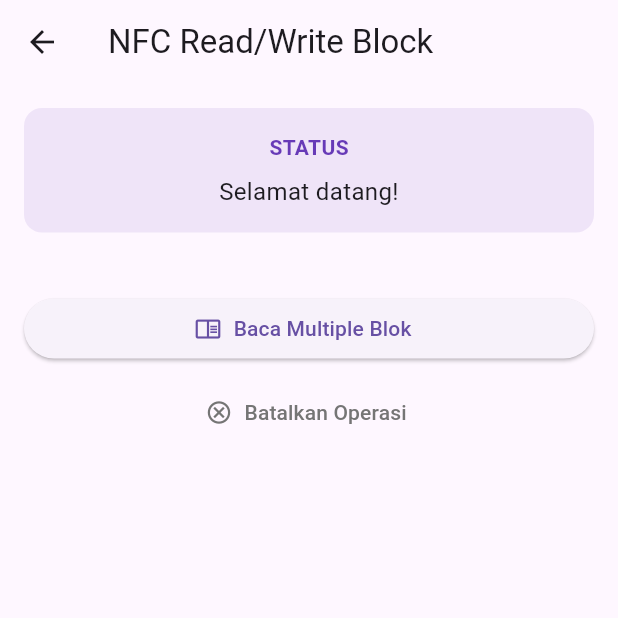
After one commit to firman-ali/nfc_module, a Flutter app: the screen it shows after launch, after a tap on "NFC Multiple Read Data Page", on a phone screen of 412 x 824 dp, the top half of it. The commit adds this screen. Run offline on Flutter 3.47's test engine with Material 3 defaults, Android fonts, the phone set to English and light mode, and no system bars; our stand-ins replace plugin_platform_interface.

Commit message:
feat: add example for read multiple sector and block data

```diff
--- a/example/lib/nfc_home.dart
+++ b/example/lib/nfc_home.dart
@@ -2,6 +2,7 @@ import 'package:flutter/material.dart';
 import 'package:flutter/services.dart';
 import 'package:nfc_module/nfc_module.dart';
 
+import 'nfc_read_multiple_data_screen.dart';
 import 'nfc_read_write_screen.dart';
 import 'nfc_reset_screen.dart';
 
@@ -74,6 +75,19 @@ class _NfcHomeState extends State<NfcHome> {
             },
             child: Text("NFC Reset Page"),
           ),
+          SizedBox(height: 16.0),
+
+          ElevatedButton(
+            onPressed: () {
+              Navigator.push(
+                context,
+                MaterialPageRoute(
+                  builder: (context) => const NfcReadMultipleDataScreen(),
+                ),
+              );
+            },
+            child: Text("NFC Multiple Read Data Page"),
+          ),
         ],
       ),
     );
--- /dev/null
+++ b/example/lib/nfc_read_multiple_data_screen.dart
@@ -0,0 +1,204 @@
+import 'dart:async';
+
+import 'package:flutter/material.dart';
+import 'package:nfc_module/nfc_module.dart';
+
+class NfcReadMultipleDataScreen extends StatefulWidget {
+  const NfcReadMultipleDataScreen({super.key});
+
+  @override
+  State<NfcReadMultipleDataScreen> createState() =>
+      _NfcReadMultipleDataScreenState();
+}
+
+class _NfcReadMultipleDataScreenState extends State<NfcReadMultipleDataScreen> {
+  final NfcModule _nfcModule = NfcModule();
+  StreamSubscription<NfcEvent>? _nfcSubscription;
+  List<Map<String, dynamic>> _multiReadResults = [];
+
+  String _status = 'Selamat datang!';
+  String _result = '-';
+  final String _defaultKey = "FFFFFFFFFFFF";
+  final TextEditingController _sectorController = TextEditingController(
+    text: '1',
+  );
+  final TextEditingController _blockController = TextEditingController(
+    text: '0',
+  );
+  final TextEditingController _dataController = TextEditingController();
+
+  @override
+  void initState() {
+    super.initState();
+    _nfcModule.initializeNfc();
+    _nfcSubscription = _nfcModule.onNfcEvent?.listen((event) {
+      if (!mounted) return;
+      setState(() {
+        switch (event) {
+          case NfcReadSuccess():
+            throw UnimplementedError();
+          case NfcWriteSuccess():
+            throw UnimplementedError();
+          case NfcResetSuccess():
+            throw UnimplementedError();
+          case NfcMultiBlockReadSuccess():
+            _status = 'Sukses Membaca Banyak Blok';
+            _result = 'Lihat detail hasil di bawah.';
+            _multiReadResults = event.results;
+            break;
+          case NfcError():
+            _status = 'Error: ${event.errorCode}';
+            _result = event.errorMessage;
+            break;
+          case NfcMultiBlockReadSuccess():
+            throw UnimplementedError();
+        }
+      });
+    });
+  }
+
+  @override
+  void dispose() {
+    _nfcSubscription?.cancel();
+    _nfcModule.dispose();
+    _sectorController.dispose();
+    _blockController.dispose();
+    _dataController.dispose();
+    super.dispose();
+  }
+
+  void _prepareMultiRead() async {
+    final targets = [
+      const NfcReadTarget(sectorIndex: 1, blockIndex: 0),
+      const NfcReadTarget(sectorIndex: 1, blockIndex: 1),
+      const NfcReadTarget(sectorIndex: 2, blockIndex: 0),
+      const NfcReadTarget(
+        sectorIndex: 5,
+        blockIndex: 0,
+      ), // Contoh sektor yang mungkin gagal
+    ];
+
+    try {
+      final message = await _nfcModule.prepareReadMultipleBlocks(
+        targets: targets,
+        keyHex: _defaultKey,
+      );
+      setState(() {
+        _status = message;
+        _result = 'Menunggu tag...';
+        _multiReadResults = [];
+      });
+    } catch (e) {
+      setState(() => _status = 'Error: $e');
+    }
+  }
+
+  void _cancel() async {
+    await _nfcModule.cancelOperation();
+    setState(() {
+      _status = 'Operasi dibatalkan. Siap untuk perintah baru.';
+      _result = '-';
+    });
+  }
+
+  @override
+  Widget build(BuildContext context) {
+    return Scaffold(
+      appBar: AppBar(title: const Text('NFC Read/Write Block')),
+      body: GestureDetector(
+        onTap: () => FocusScope.of(context).unfocus(),
+        child: SingleChildScrollView(
+          padding: const EdgeInsets.all(16.0),
+          child: Column(
+            crossAxisAlignment: CrossAxisAlignment.stretch,
+            children: [
+              // Status Panel
+              Container(
+                padding: const EdgeInsets.all(16),
+                decoration: BoxDecoration(
+                  color: Colors.deepPurple.withValues(alpha: 0.1),
+                  borderRadius: BorderRadius.circular(12),
+                ),
+                child: Column(
+                  children: [
+                    const Text(
+                      'STATUS',
+                      style: TextStyle(
+                        fontWeight: FontWeight.bold,
+                        color: Colors.deepPurple,
+                      ),
+                    ),
+                    const SizedBox(height: 8),
+                    Text(
+                      _status,
+                      textAlign: TextAlign.center,
+                      style: const TextStyle(fontSize: 16),
+                    ),
+                  ],
+                ),
+              ),
+              const SizedBox(height: 16),
+              // Result Panel
+              if (_multiReadResults.isNotEmpty) _buildMultiReadResultView(),
+              const SizedBox(height: 24),
+              // Action Buttons
+              ElevatedButton.icon(
+                icon: const Icon(Icons.chrome_reader_mode_outlined),
+                label: const Text('Baca Multiple Blok'),
+                onPressed: _prepareMultiRead,
+              ),
+              const SizedBox(height: 8),
+              TextButton.icon(
+                icon: const Icon(Icons.cancel_outlined),
+                label: const Text('Batalkan Operasi'),
+                onPressed: _cancel,
+                style: TextButton.styleFrom(foregroundColor: Colors.grey[600]),
+              ),
+            ],
+          ),
+        ),
+      ),
+    );
+  }
+
+  Widget _buildMultiReadResultView() {
+    return Column(
+      crossAxisAlignment: CrossAxisAlignment.start,
+      children: [
+        const Text(
+          'Hasil Baca Ganda:',
+          style: TextStyle(fontSize: 18, fontWeight: FontWeight.bold),
+        ),
+        const SizedBox(height: 8),
+        ListView.builder(
+          shrinkWrap: true,
+          physics: const NeverScrollableScrollPhysics(),
+          itemCount: _multiReadResults.length,
+          itemBuilder: (context, index) {
+            final item = _multiReadResults[index];
+            final bool success = item['success'];
+            return Card(
+              color: success
+                  ? Colors.green.withOpacity(0.1)
+                  : Colors.red.withOpacity(0.1),
+              margin: const EdgeInsets.symmetric(vertical: 4.0),
+              child: ListTile(
+                leading: Icon(
+                  success ? Icons.check_circle_outline : Icons.error_outline,
+                  color: success ? Colors.green : Colors.red,
+                ),
+                title: Text('Sektor ${item['sector']}, Blok ${item['block']}'),
+                subtitle: Text(
+                  success
+                      ? 'Data: ${item['dataHex']}'
+                      : 'Error: ${item['error']}',
+                  style: const TextStyle(fontFamily: 'monospace'),
+                ),
+              ),
+            );
+          },
+        ),
+      ],
+    );
+  }
+}
```
Also changed, not shown: example/lib/nfc_read_write_screen.dart (+3 -4 lines), example/lib/nfc_reset_screen.dart (+4 -7 lines).
